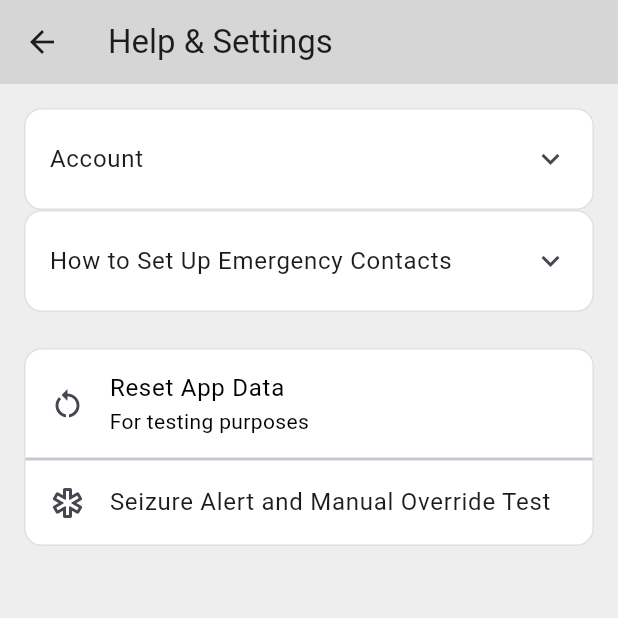
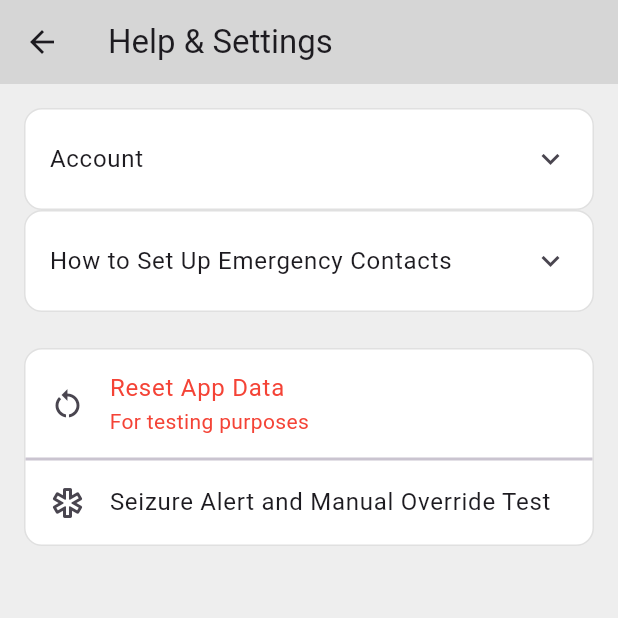
Before and after one commit to ezhong-bit/seizeband-app, a Flutter app: the HelpScreen screen opened directly, on a phone screen of 412 x 824 dp, the top half of it. Run offline on Flutter 3.47's test engine with Material 3 defaults, Android fonts, the phone set to English and light mode, and no system bars; our stand-ins replace audio_service, geolocator, just_audio, shared_preferences, syncfusion_flutter_charts; accounts and stored records are empty.

Commit message:
Refix text

```diff
--- a/lib/screens/help_screen.dart
+++ b/lib/screens/help_screen.dart
@@ -192,7 +192,7 @@ class _HelpScreenState extends State<HelpScreen> {
                 ListTile(
                   leading: const Icon(Icons.restart_alt),
                   title: const Text('Reset App Data'),
-                  textColor: Colors.black,
+                  textColor: Colors.red,
                   subtitle: const Text('For testing purposes'),
                   onTap: () => _resetAppData(context),
                 ),
```
